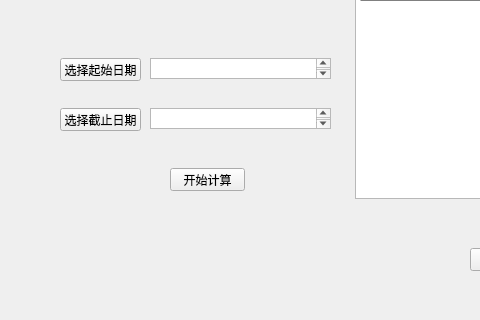
First picture: the form in ui/account_results.ui, repository leexuehan/AccountingAssisitor, before the edit; both pictures show x 0 to 480 and y 372 to 692 of the 708 by 692 pixel window.
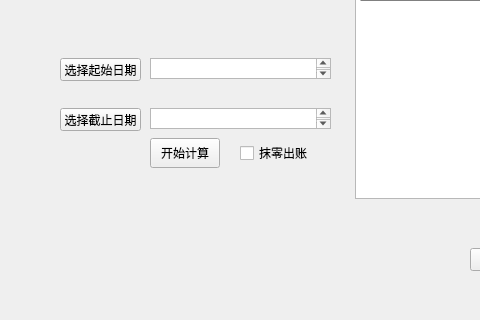
Second picture: the form after the edit.

Commit message: 重构sql查询接口，添加抹零计算支持以及界面设置

What changed in the file:
```diff
--- a/ui/account_results.ui
+++ b/ui/account_results.ui
@@ -240,10 +240,10 @@
   <widget class="QPushButton" name="compute_cmd_btn">
    <property name="geometry">
     <rect>
-     <x>170</x>
-     <y>540</y>
-     <width>75</width>
-     <height>23</height>
+     <x>150</x>
+     <y>510</y>
+     <width>70</width>
+     <height>30</height>
     </rect>
    </property>
    <property name="text">
@@ -296,6 +296,19 @@
     </rect>
    </property>
   </widget>
+  <widget class="QCheckBox" name="count_small_change">
+   <property name="geometry">
+    <rect>
+     <x>240</x>
+     <y>510</y>
+     <width>80</width>
+     <height>30</height>
+    </rect>
+   </property>
+   <property name="text">
+    <string>抹零出账</string>
+   </property>
+  </widget>
  </widget>
  <tabstops>
   <tabstop>account</tabstop>
```
Left out of the diff: 21 changed lines with no effect on the pictures. The commit also changes 7 other files.
